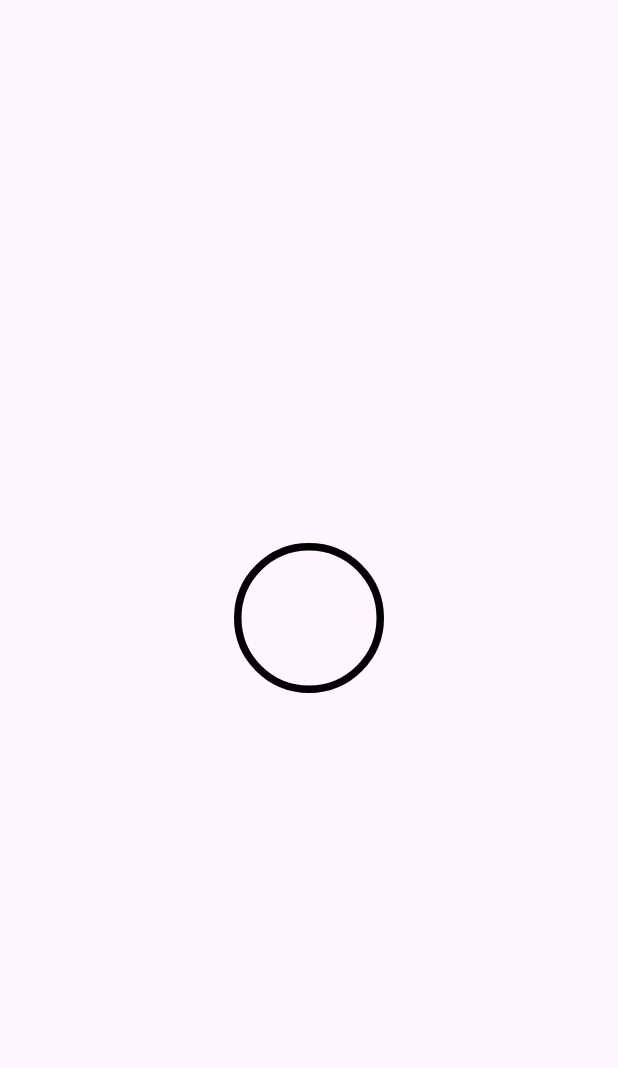
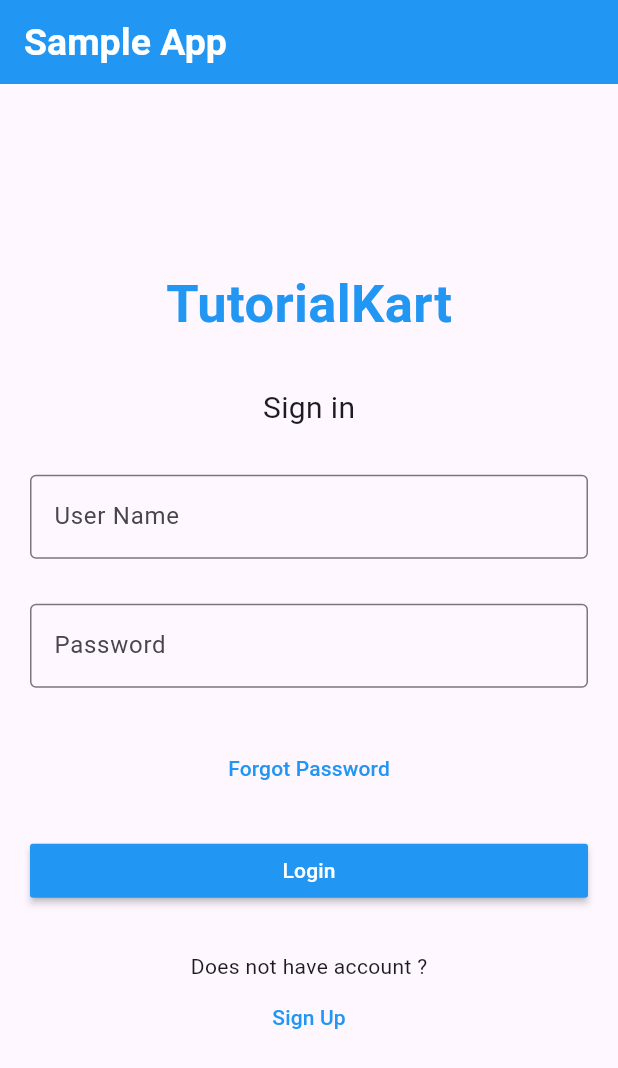
Before and after one commit to Amal168/flutter-projects, a Flutter app: the screen it shows after launch, on a phone screen of 412 x 824 dp. Shown: the top 1068 px of the screen. Run offline on Flutter 3.47's test engine with Material 3 defaults, Android fonts, the phone set to English and light mode, and no system bars.

Commit message:
19-09-2024

```diff
--- a/analysis_options.yaml
+++ b/analysis_options.yaml
@@ -7,6 +7,9 @@
 
 # The following line activates a set of recommended lints for Flutter apps,
 # packages, and plugins designed to encourage good coding practices.
+analyzer:
+  errors:
+    unused_import: ignore
 include: package:flutter_lints/flutter.yaml
 
 linter:
--- /dev/null
+++ b/lib/login.dart
@@ -0,0 +1,112 @@
+import 'package:flutter/material.dart';
+
+class Login extends StatefulWidget {
+  const Login({super.key});
+
+  @override
+  State<Login> createState() => _LoginState();
+}
+
+class _LoginState extends State<Login> {
+  @override
+  Widget build(BuildContext context) {
+    return Scaffold(
+      appBar: AppBar(
+        title: Text("Sample App"),
+        titleTextStyle: TextStyle(
+          color: Colors.white,
+          fontWeight: FontWeight.bold,
+          fontSize: 25,
+        ),
+        backgroundColor: Colors.blue,
+      ),
+      body: Center(
+        child: Column(
+          mainAxisAlignment: MainAxisAlignment.center,
+          crossAxisAlignment: CrossAxisAlignment.center,
+          children: [
+            Text(
+              "TutorialKart",
+              style: TextStyle(
+                  fontSize: 35,
+                  color: Colors.blue,
+                  fontWeight: FontWeight.bold),
+            ),
+            SizedBox(
+              height: 30,
+            ),
+            Text(
+              "Sign in",
+              style: TextStyle(
+                fontSize: 20,
+              ),
+            ),
+            SizedBox(
+              height: 30,
+            ),
+            Form(
+                child: Column(
+              children: [
+                Padding(
+                  padding: const EdgeInsets.symmetric(horizontal: 20),
+                  child: TextFormField(
+                    keyboardType: TextInputType.emailAddress,
+                    decoration: const InputDecoration(
+                      labelText: "User Name",
+                      hintText: "User Name",
+                      border: OutlineInputBorder(),
+                    ),
+                  ),
+                ),
+                SizedBox(
+                  height: 30,
+                ),
+                Padding(
+                  padding: const EdgeInsets.symmetric(horizontal: 20),
+                  child: TextFormField(
+                    keyboardType: TextInputType.visiblePassword,
+                    decoration: const InputDecoration(
+                      labelText: "Password",
+                      hintText: "Password",
+                      border: OutlineInputBorder(),
+                    ),
+                  ),
+                ),
+                SizedBox(
+                  height: 30,
+                ),
+                MaterialButton(
+                  onPressed: () {},
+                  child: Text("Forgot Password"),
+                  textColor: Colors.blue,
+                ),
+                SizedBox(
+                  height: 20,
+                ),
+                Padding(
+                  padding: const EdgeInsets.symmetric(horizontal: 20),
+                  child: MaterialButton(
+                    onPressed: () {},
+                    minWidth: double.infinity,
+                    child: Text("Login"),
+                    color: Colors.blue,
+                    textColor: Colors.white,
+                  ),
+                ),
+                SizedBox(
+                  height: 30,
+                ),
+                Text("Does not have account ?"),
+                MaterialButton(
+                  onPressed: () {},
+                  child: Text("Sign Up"),
+                  textColor: Colors.blue,
+                )
+              ],
+            ))
+          ],
+        ),
+      ),
+    );
+  }
+}
--- a/lib/main.dart
+++ b/lib/main.dart
@@ -1,6 +1,7 @@
 import 'package:flutter/material.dart';
 import 'package:flutterproject/chessboard.dart';
 import 'package:flutterproject/circle.dart';
+import 'package:flutterproject/login.dart';
 
 void main() {
   runApp(const MyApp());
@@ -18,7 +19,7 @@ class MyApp extends StatelessWidget {
         colorScheme: ColorScheme.fromSeed(seedColor: Colors.deepPurple),
         useMaterial3: true,
       ),
-      home: Circle(),
+      home: Login(),
     );
   }
 }
```
Also changed, not shown: lib/circle.dart (+48 -1 lines).
